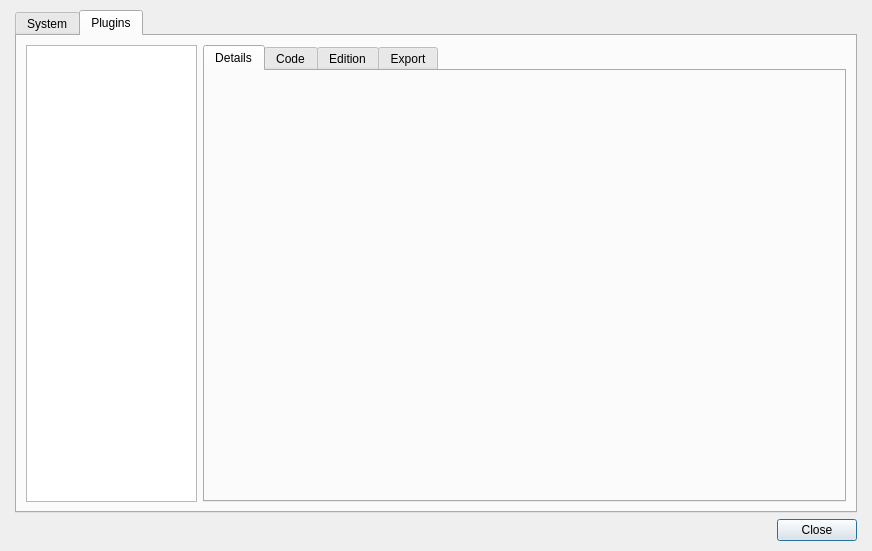
Above: Editor/Dialogs/dialogscripts.ui from RPG-Paper-Maker/RPG-Paper-Maker before the change. Below: the same form after it.
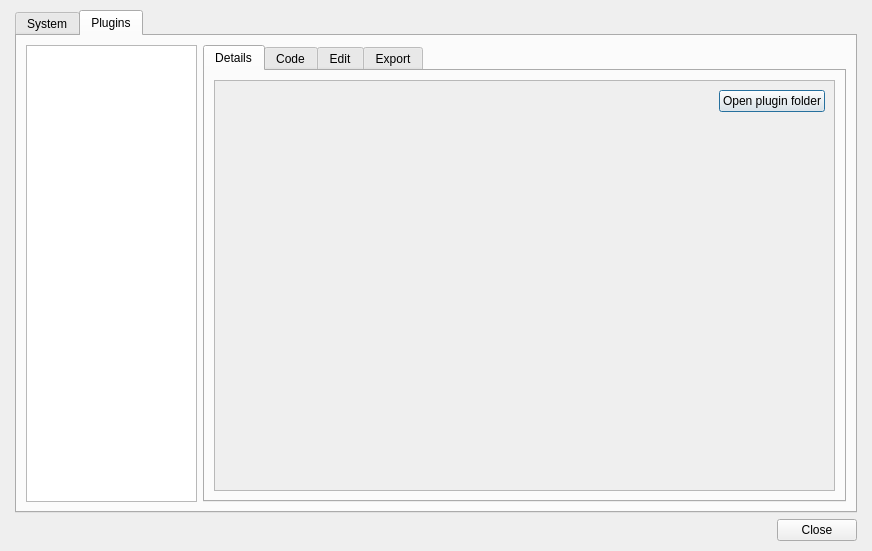
That is the form after the change. Custom widgets are drawn as their Qt base class.

Commit message: [WIP] Plugins manager: Details except parameters and commands

```diff
--- a/Editor/Dialogs/dialogscripts.ui
+++ b/Editor/Dialogs/dialogscripts.ui
@@ -111,6 +111,58 @@
               <attribute name="title">
                <string>Details</string>
               </attribute>
+              <layout class="QGridLayout" name="gridLayout_4">
+               <item row="0" column="0">
+                <widget class="QScrollArea" name="scrollArea">
+                 <property name="widgetResizable">
+                  <bool>true</bool>
+                 </property>
+                 <widget class="QWidget" name="scrollAreaWidgetContents">
+                  <property name="geometry">
+                   <rect>
+                    <x>0</x>
+                    <y>0</y>
+                    <width>615</width>
+                    <height>394</height>
+                   </rect>
+                  </property>
+                  <layout class="QGridLayout" name="gridLayout_5">
+                   <item row="0" column="0">
+                    <layout class="QVBoxLayout" name="verticalLayout_2" stretch="0,1">
+                     <item>
+                      <layout class="QHBoxLayout" name="horizontalLayout_4" stretch="1,0">
+                       <item>
+                        <spacer name="horizontalSpacer_2">
+                         <property name="orientation">
+                          <enum>Qt::Horizontal</enum>
+                         </property>
+                         <property name="sizeHint" stdset="0">
+                          <size>
+                           <width>40</width>
+                           <height>20</height>
+                          </size>
+                         </property>
+                        </spacer>
+                       </item>
+                       <item>
+                        <widget class="QPushButton" name="pushButtonOpenPluginFolder">
+                         <property name="text">
+                          <string>Open plugin folder</string>
+                         </property>
+                        </widget>
+                       </item>
+                      </layout>
+                     </item>
+                     <item>
+                      <widget class="PanelPluginDetails" name="panelPluginDetails" native="true"/>
+                     </item>
+                    </layout>
+                   </item>
+                  </layout>
+                 </widget>
+                </widget>
+               </item>
+              </layout>
              </widget>
              <widget class="QWidget" name="tab_2">
               <attribute name="title">
@@ -128,7 +180,7 @@
              </widget>
              <widget class="QWidget" name="tab_4">
               <attribute name="title">
-               <string>Edition</string>
+               <string>Edit</string>
               </attribute>
              </widget>
              <widget class="QWidget" name="tab_3">
@@ -173,6 +225,12 @@
   </layout>
  </widget>
  <customwidgets>
+  <customwidget>
+   <class>PanelPluginDetails</class>
+   <extends>QWidget</extends>
+   <header>panelplugindetails.h</header>
+   <container>1</container>
+  </customwidget>
   <customwidget>
    <class>WidgetSuperTree</class>
    <extends>QTreeView</extends>
```
Left out of the diff: 4 changed lines with no effect on the pictures. The commit also changes 15 other files.
